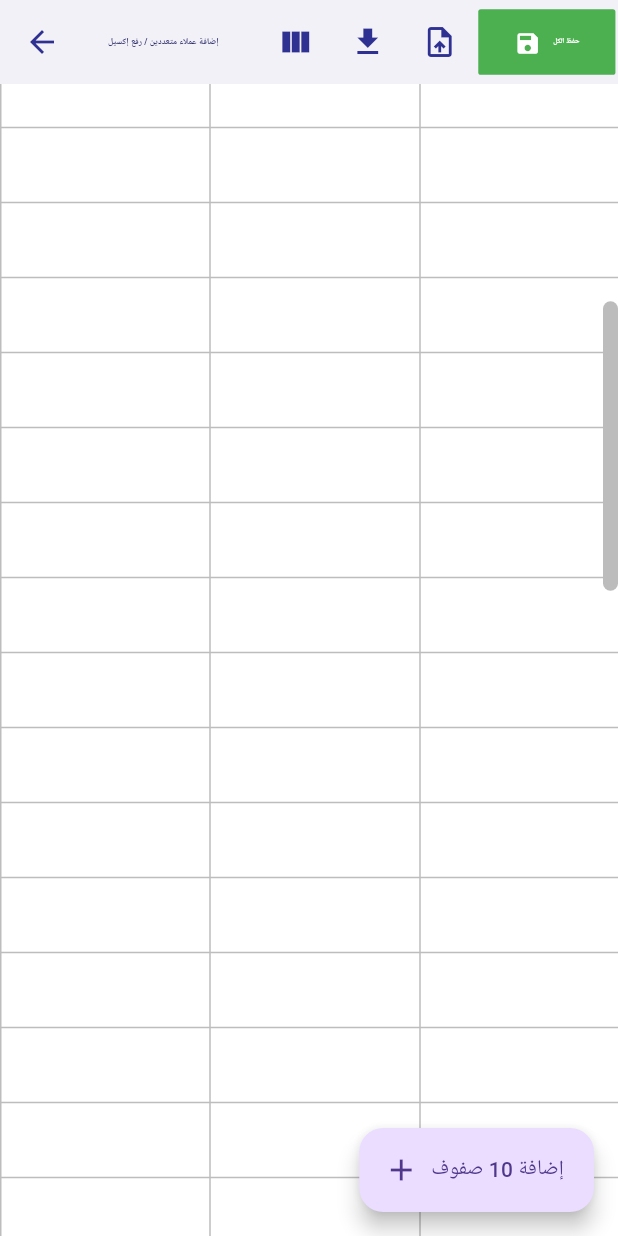
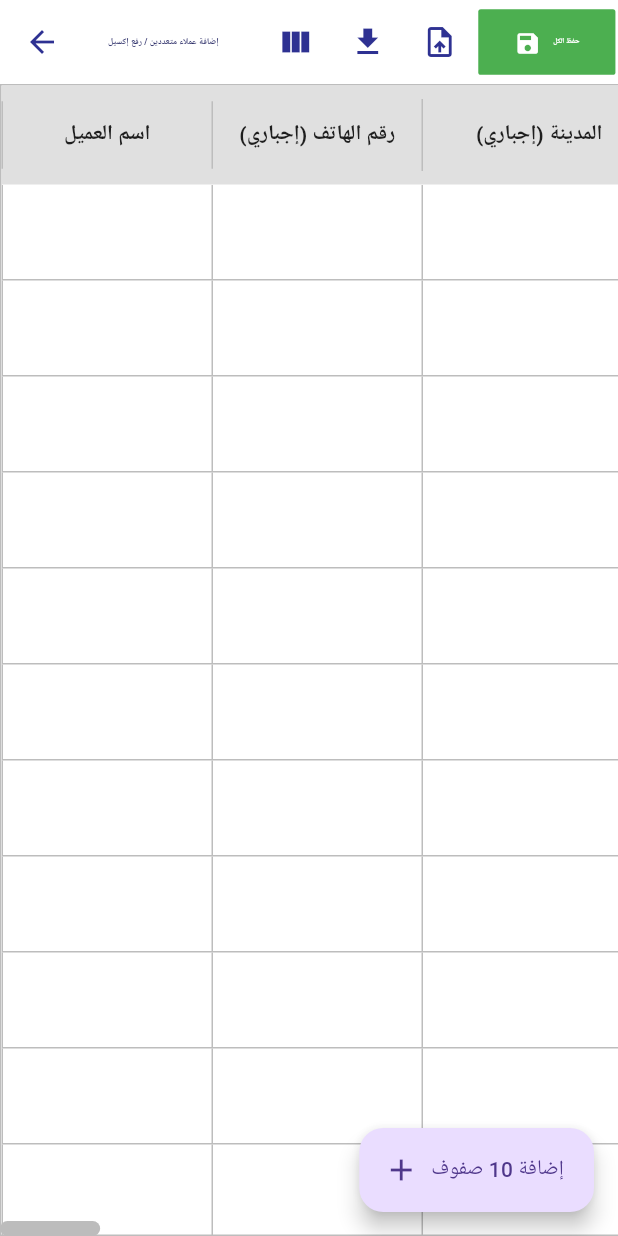
Before and after one commit to Martino-Maher-Saad/retaj_crm, a Flutter app: the _BulkAddLeadsView screen opened directly, scrolled down 576 dp, after a tap on "إضافة 10 صفوف", on a phone screen of 412 x 824 dp. Run offline on Flutter 3.47's test engine with Material 3 defaults, Android fonts, the phone set to English and light mode, and no system bars; our stand-ins replace bloc, cached_network_image, equatable, fl_chart, flutter_animate, flutter_bloc and 9 more; missing offline and left inert: excel, pattern_formatter, universal_html; accounts and stored records are empty; Roboto replaces fonts that are missing (Cairo).

Commit message:
import many leads test2

```diff
--- a/lib/features/leads/cubit/bulk_add_leads_cubit.dart
+++ b/lib/features/leads/cubit/bulk_add_leads_cubit.dart
@@ -17,17 +17,28 @@ class BulkAddLeadsCubit extends Cubit<BulkAddLeadsState> {
     emit(BulkAddLeadsLoaded(List.generate(30, (_) => _createEmptyRow())));
   }
 
-  String _generateId() => DateTime.now().microsecondsSinceEpoch.toString();
+  int _idCounter = 0;
+  String _generateId() => 'row_${_idCounter++}';
 
-  EditableLeadRow _createEmptyRow() {
-    return EditableLeadRow(id: _generateId());
+  EditableLeadRow _createEmptyRow([Map<String, dynamic>? pinned]) {
+    return EditableLeadRow(
+      id: _generateId(),
+      cityId: pinned?['cityId'] as int?,
+      propertyTypeId: pinned?['propertyTypeId'] as String?,
+      listingTypeId: pinned?['listingTypeId'] as String?,
+      platformId: pinned?['platformId'] as String?,
+      channelId: pinned?['channelId'] as String?,
+      statusId: pinned?['statusId'] as String?,
+      assignedTo: pinned?['assignedTo'] as String?,
+    );
   }
 
-  void _emitLoaded(List<EditableLeadRow> rows) {
+  void _emitLoaded(List<EditableLeadRow> rows, [Map<String, dynamic>? pinned]) {
     if (state is BulkAddLeadsLoaded) {
-      emit(BulkAddLeadsLoaded(rows, columnOrder: (state as BulkAddLeadsLoaded).columnOrder));
+      final st = state as BulkAddLeadsLoaded;
+      emit(st.copyWith(rows: rows, pinnedValues: pinned ?? st.pinnedValues));
     } else {
-      emit(BulkAddLeadsLoaded(rows));
+      emit(BulkAddLeadsLoaded(rows, pinnedValues: pinned ?? const {}));
     }
   }
 
@@ -44,9 +55,37 @@ class BulkAddLeadsCubit extends Cubit<BulkAddLeadsState> {
 
   void addEmptyRows() {
     if (state is BulkAddLeadsLoaded) {
-      final currentRows = (state as BulkAddLeadsLoaded).rows;
-      final newRows = List.generate(30, (_) => _createEmptyRow());
-      _emitLoaded([...currentRows, ...newRows]);
+      final currentState = state as BulkAddLeadsLoaded;
+      final newRows = List.generate(30, (_) => _createEmptyRow(currentState.pinnedValues));
+      _emitLoaded([...currentState.rows, ...newRows], currentState.pinnedValues);
+    }
+  }
+
+  void pinColumnValue(String columnKey, dynamic value) {
+    if (state is BulkAddLeadsLoaded) {
+      final currentState = state as BulkAddLeadsLoaded;
+      final newPinned = Map<String, dynamic>.from(currentState.pinnedValues);
+
+      if (value == null || (value is String && value.isEmpty)) {
+        newPinned.remove(columnKey);
+      } else {
+        newPinned[columnKey] = value;
+      }
+
+      final updatedRows = currentState.rows.map((row) {
+        switch (columnKey) {
+          case 'cityId': return row.copyWith(cityId: value as int?);
+          case 'propertyTypeId': return row.copyWith(propertyTypeId: value as String?);
+          case 'listingTypeId': return row.copyWith(listingTypeId: value as String?);
+          case 'platformId': return row.copyWith(platformId: value as String?);
+          case 'channelId': return row.copyWith(channelId: value as String?);
+          case 'statusId': return row.copyWith(statusId: value as String?);
+          case 'assignedTo': return row.copyWith(assignedTo: value as String?);
+        }
+        return row;
+      }).toList();
+
+      emit(currentState.copyWith(rows: updatedRows, pinnedValues: newPinned));
     }
   }
 
--- a/lib/features/leads/cubit/bulk_add_leads_state.dart
+++ b/lib/features/leads/cubit/bulk_add_leads_state.dart
@@ -177,15 +177,32 @@ class BulkAddLeadsLoading extends BulkAddLeadsState {
 class BulkAddLeadsLoaded extends BulkAddLeadsState {
   final List<EditableLeadRow> rows;
   final List<String> columnOrder;
+  final Map<String, dynamic> pinnedValues;
 
-  const BulkAddLeadsLoaded(this.rows, {this.columnOrder = const [
-    'name', 'phone', 'cityId', 'propertyTypeId', 'listingTypeId', 'platformId',
-    'channelId', 'statusId', 'assignedTo', 'propertyCode', 'createdAt',
-    'descLeadNeed', 'budgetFrom', 'budgetTo', 'notes'
-  ]});
+  const BulkAddLeadsLoaded(
+    this.rows, {
+    this.columnOrder = const [
+      'name', 'phone', 'cityId', 'propertyTypeId', 'listingTypeId', 'platformId',
+      'channelId', 'statusId', 'assignedTo', 'propertyCode', 'createdAt',
+      'descLeadNeed', 'budgetFrom', 'budgetTo', 'notes'
+    ],
+    this.pinnedValues = const {},
+  });
+
+  BulkAddLeadsLoaded copyWith({
+    List<EditableLeadRow>? rows,
+    List<String>? columnOrder,
+    Map<String, dynamic>? pinnedValues,
+  }) {
+    return BulkAddLeadsLoaded(
+      rows ?? this.rows,
+      columnOrder: columnOrder ?? this.columnOrder,
+      pinnedValues: pinnedValues ?? this.pinnedValues,
+    );
+  }
 
   @override
-  List<Object?> get props => [rows, columnOrder];
+  List<Object?> get props => [rows, columnOrder, pinnedValues];
 }
 
 class BulkAddLeadsProgress extends BulkAddLeadsState {
--- a/lib/features/leads/screens/bulk_add_leads_screen.dart
+++ b/lib/features/leads/screens/bulk_add_leads_screen.dart
@@ -185,16 +185,114 @@ class _BulkAddLeadsViewState extends State<_BulkAddLeadsView> {
     );
   }
 
+  double _getColumnWidth(String key) {
+    if (key == 'descLeadNeed' || key == 'notes') return 220;
+    if (key == 'propertyTypeId' || key == 'listingTypeId' || key == 'platformId' || key == 'channelId' || key == 'statusId' || key == 'assignedTo' || key == 'cityId') return 180;
+    return 140;
+  }
+
+  Widget _buildHeaderCell(BuildContext context, String key) {
+    final bool isDropdown = ['cityId', 'propertyTypeId', 'listingTypeId', 'platformId', 'channelId', 'statusId', 'assignedTo'].contains(key);
+    final pinnedValues = (context.read<BulkAddLeadsCubit>().state as BulkAddLeadsLoaded).pinnedValues;
+    final isPinned = pinnedValues.containsKey(key);
+
+    return Container(
+      width: _getColumnWidth(key),
+      padding: const EdgeInsets.symmetric(horizontal: 8, vertical: 12),
+      decoration: BoxDecoration(
+        border: Border(left: BorderSide(color: Colors.grey.shade400)),
+      ),
+      alignment: Alignment.center,
+      child: Row(
+        mainAxisAlignment: MainAxisAlignment.center,
+        children: [
+          Expanded(child: Text(_columnLabels[key] ?? '', style: const TextStyle(fontWeight: FontWeight.bold, color: Colors.black87, fontSize: 14), textAlign: TextAlign.center)),
+          if (isDropdown)
+            InkWell(
+              onTap: () => _showPinDialog(context, key),
+              child: Padding(
+                padding: const EdgeInsets.all(4.0),
+                child: Icon(Icons.push_pin, size: 16, color: isPinned ? Colors.blue : Colors.grey),
+              ),
+            ),
+        ],
+      ),
+    );
+  }
+
+  void _showPinDialog(BuildContext context, String key) {
+    final cubit = context.read<BulkAddLeadsCubit>();
+    final dataManager = sl<StaticDataManager>();
+
+    String title = _columnLabels[key] ?? '';
+    dynamic selectedValue = (cubit.state as BulkAddLeadsLoaded).pinnedValues[key];
+
+    List<DropdownMenuEntry<dynamic>> entries = [];
+    if (key == 'cityId') {
+      entries = dataManager.allCities.map((c) => DropdownMenuEntry<dynamic>(value: c.id, label: c.name)).toList();
+    } else if (key == 'assignedTo') {
+      entries = dataManager.employees.map((e) => DropdownMenuEntry<dynamic>(value: e.id, label: '${e.firstName} ${e.lastName}'.trim())).toList();
+    } else {
+      String tableName = '';
+      if (key == 'propertyTypeId') tableName = 'property_type';
+      else if (key == 'listingTypeId') tableName = 'listing_type';
+      else if (key == 'platformId') tableName = 'platform';
+      else if (key == 'channelId') tableName = 'communication_channel';
+      else if (key == 'statusId') tableName = 'lead_status';
+      entries = dataManager.getOptionModels(tableName).map((o) => DropdownMenuEntry<dynamic>(value: o.id, label: o.nameAr)).toList();
+    }
+
+    showDialog(
+      context: context,
+      builder: (ctx) {
+        dynamic tempValue = selectedValue;
+        return AlertDialog(
+          title: Text('تثبيت قيمة لـ ($title)'),
+          content: Column(
+            mainAxisSize: MainAxisSize.min,
+            children: [
+              const Text('القيمة المحددة سيتم تطبيقها على جميع الصفوف فوراً وللصفوف الجديدة.'),
+              const SizedBox(height: 16),
+              DropdownMenu<dynamic>(
+                initialSelection: tempValue,
+                enableFilter: true,
+                requestFocusOnTap: true,
+                width: 250,
+                menuHeight: 200,
+                dropdownMenuEntries: entries,
+                onSelected: (v) => tempValue = v,
+              ),
+            ],
+          ),
+          actions: [
+            TextButton(
+              onPressed: () {
+                cubit.pinColumnValue(key, null);
+                Navigator.pop(ctx);
+              },
+              child: const Text('إلغاء التثبيت', style: TextStyle(color: Colors.red)),
+            ),
+            TextButton(
+              onPressed: () => Navigator.pop(ctx),
+              child: const Text('إغلاق'),
+            ),
+            ElevatedButton(
+              onPressed: () {
+                cubit.pinColumnValue(key, tempValue);
+                Navigator.pop(ctx);
+              },
+              child: const Text('تطبيق وتثبيت'),
+            ),
+          ],
+        );
+      }
+    );
+  }
+
   Widget _buildGrid(BuildContext context, List<EditableLeadRow> rows, List<String> columnOrder) {
+    final double totalWidth = columnOrder.fold(0.0, (sum, key) => sum + _getColumnWidth(key));
+
     return Scrollbar(
-      controller: _verticalScrollController,
-      thumbVisibility: true,
-      thickness: 10,
-      radius: const Radius.circular(8),
-      child: SingleChildScrollView(
-        controller: _verticalScrollController,
-        scrollDirection: Axis.vertical,
-        child: Scrollbar(
       controller: _horizontalScrollController,
       thumbVisibility: true,
       thickness: 10,
@@ -202,33 +300,39 @@ class _BulkAddLeadsViewState extends State<_BulkAddLeadsView> {
       child: SingleChildScrollView(
         controller: _horizontalScrollController,
         scrollDirection: Axis.horizontal,
+        child: SizedBox(
+          width: totalWidth + 2,
           child: Container(
+            decoration: BoxDecoration(
               color: Colors.white,
-              child: DataTable(
-                dataRowMinHeight: 50,
-                dataRowMaxHeight: 50,
-                headingRowHeight: 55,
-                columnSpacing: 0,
-                horizontalMargin: 0,
-                dividerThickness: 0,
-                border: TableBorder.all(color: Colors.grey.shade400, width: 1),
-                headingRowColor: WidgetStateProperty.all(Colors.grey[300]),
-                columns: columnOrder.map((key) => _excelColumn(_columnLabels[key] ?? '')).toList(),
-                rows: rows.map((row) => _buildDataRow(context, row, columnOrder)).toList(),
+              border: Border.all(color: Colors.grey.shade400, width: 1),
+            ),
+            child: Column(
+              crossAxisAlignment: CrossAxisAlignment.start,
+              children: [
+                Container(
+                  color: Colors.grey[300],
+                  child: Row(
+                    children: columnOrder.map((key) => _buildHeaderCell(context, key)).toList(),
+                  ),
+                ),
+                Expanded(
+                  child: Scrollbar(
+                    controller: _verticalScrollController,
+                    thumbVisibility: true,
+                    thickness: 10,
+                    radius: const Radius.circular(8),
+                    child: ListView.builder(
+                      controller: _verticalScrollController,
+                      itemCount: rows.length,
+                      itemBuilder: (ctx, i) => _buildCustomDataRow(ctx, rows[i], columnOrder),
                     ),
                   ),
                 ),
+              ],
             ),
           ),
-    );
-  }
-
-  DataColumn _excelColumn(String label) {
-    return DataColumn(
-      label: Container(
-        padding: const EdgeInsets.symmetric(horizontal: 8),
-        alignment: Alignment.center,
-        child: Text(label, style: const TextStyle(fontWeight: FontWeight.bold, color: Colors.black87, fontSize: 14)),
+        ),
       ),
     );
   }
@@ -255,13 +359,14 @@ class _BulkAddLeadsViewState extends State<_BulkAddLeadsView> {
     return null;
   }
 
-  DataRow _buildDataRow(BuildContext context, EditableLeadRow row, List<String> columnOrder) {
+  Widget _buildCustomDataRow(BuildContext context, EditableLeadRow row, List<String> columnOrder) {
     final dataManager = sl<StaticDataManager>();
     final cubit = context.read<BulkAddLeadsCubit>();
     final bool hasError = !row.isValid && !row.isEmpty;
 
-    Widget buildTextField(String? initial, Function(String) onChanged, {double width = 140, TextInputType type = TextInputType.text}) {
+    Widget buildTextField(String? initial, Function(String) onChanged, {required String cellKey, double width = 140, TextInputType type = TextInputType.text}) {
       return _ExcelTextField(
+        key: ValueKey('${row.id}_$cellKey'),
         initialValue: initial ?? '',
         type: type,
         onChanged: onChanged,
@@ -269,8 +374,9 @@ class _BulkAddLeadsViewState extends State<_BulkAddLeadsView> {
       );
     }
 
-    Widget buildDateField(DateTime? initial, Function(DateTime?) onChanged) {
+    Widget buildDateField(DateTime? initial, Function(DateTime?) onChanged, {required String cellKey}) {
       return _ExcelTextField(
+        key: ValueKey('${row.id}_$cellKey'),
         initialValue: initial != null ? initial.toIso8601String().split('T')[0] : '',
         type: TextInputType.datetime,
         width: 140,
@@ -290,12 +396,14 @@ class _BulkAddLeadsViewState extends State<_BulkAddLeadsView> {
       final isError = value == null && unmappedValue != null;
       return Container(
         width: 180,
+        height: 64,
         color: isError ? Colors.red.withValues(alpha: 0.1) : null,
         child: DropdownMenu<String>(
           initialSelection: value,
           enableFilter: true,
           requestFocusOnTap: true,
           width: 180,
+          menuHeight: 200,
           hintText: isError ? 'غير معروف' : '',
           textStyle: const TextStyle(fontSize: 14, color: Colors.black87),
           inputDecorationTheme: const InputDecorationTheme(
@@ -316,12 +424,14 @@ class _BulkAddLeadsViewState extends State<_BulkAddLeadsView> {
       final isError = value == null && unmappedValue != null;
       return Container(
         width: 180,
+        height: 64,
         color: isError ? Colors.red.withValues(alpha: 0.1) : null,
         child: DropdownMenu<int>(
           initialSelection: value,
           enableFilter: true,
           requestFocusOnTap: true,
           width: 180,
+          menuHeight: 200,
           hintText: isError ? 'غير معروف' : '',
           textStyle: const TextStyle(fontSize: 14, color: Colors.black87),
           inputDecorationTheme: const InputDecorationTheme(
@@ -342,12 +452,14 @@ class _BulkAddLeadsViewState extends State<_BulkAddLeadsView> {
       final isError = value == null && unmappedValue != null;
       return Container(
         width: 180,
+        height: 64,
         color: isError ? Colors.red.withValues(alpha: 0.1) : null,
         child: DropdownMenu<String>(
           initialSelection: value,
           enableFilter: true,
           requestFocusOnTap: true,
           width: 180,
+          menuHeight: 200,
           hintText: isError ? 'غير معروف' : '',
           textStyle: const TextStyle(fontSize: 14, color: Colors.black87),
           inputDecorationTheme: const InputDecorationTheme(
@@ -364,26 +476,42 @@ class _BulkAddLeadsViewState extends State<_BulkAddLeadsView> {
     }
 
     final cellsMap = {
-      'name': DataCell(buildTextField(row.name, (v) => cubit.updateRow(row.copyWith(name: v)))),
-      'phone': DataCell(buildTextField(row.phone, (v) => cubit.updateRow(row.copyWith(phone: v)), type: TextInputType.phone)),
-      'cityId': DataCell(buildCityDropdown(row.cityId, row.unmappedCity, (v) => cubit.updateRow(row.copyWith(cityId: v, unmappedCity: null)))),
-      'propertyTypeId': DataCell(buildOptionDropdown(row.propertyTypeId, 'property_type', row.unmappedPropertyType, (v) => cubit.updateRow(row.copyWith(propertyTypeId: v, unmappedPropertyType: null)))),
-      'listingTypeId': DataCell(buildOptionDropdown(row.listingTypeId, 'listing_type', row.unmappedListingType, (v) => cubit.updateRow(row.copyWith(listingTypeId: v, unmappedListingType: null)))),
-      'platformId': DataCell(buildOptionDropdown(row.platformId, 'platform', row.unmappedPlatform, (v) => cubit.updateRow(row.copyWith(platformId: v, unmappedPlatform: null)))),
-      'channelId': DataCell(buildOptionDropdown(row.channelId, 'communication_channel', row.unmappedChannel, (v) => cubit.updateRow(row.copyWith(channelId: v, unmappedChannel: null)))),
-      'statusId': DataCell(buildOptionDropdown(row.statusId, 'lead_status', row.unmappedStatus, (v) => cubit.updateRow(row.copyWith(statusId: v, unmappedStatus: null)))),
-      'assignedTo': DataCell(buildProfileDropdown(row.assignedTo, row.unmappedAssignedTo, (v) => cubit.updateRow(row.copyWith(assignedTo: v, unmappedAssignedTo: null)))),
-      'propertyCode': DataCell(buildTextField(row.propertyCode, (v) => cubit.updateRow(row.copyWith(propertyCode: v)))),
-      'createdAt': DataCell(buildDateField(row.createdAt, (v) => cubit.updateRow(row.copyWith(createdAt: v)))),
-      'descLeadNeed': DataCell(buildTextField(row.descLeadNeed, (v) => cubit.updateRow(row.copyWith(descLeadNeed: v)), width: 220, type: TextInputType.multiline)),
-      'budgetFrom': DataCell(buildTextField(row.budgetFrom, (v) => cubit.updateRow(row.copyWith(budgetFrom: v)), type: TextInputType.number)),
-      'budgetTo': DataCell(buildTextField(row.budgetTo, (v) => cubit.updateRow(row.copyWith(budgetTo: v)), type: TextInputType.number)),
-      'notes': DataCell(buildTextField(row.notes, (v) => cubit.updateRow(row.copyWith(notes: v)), width: 220, type: TextInputType.multiline)),
+      'name': buildTextField(row.name, (v) => cubit.updateRow(row.copyWith(name: v)), cellKey: 'name'),
+      'phone': buildTextField(row.phone, (v) => cubit.updateRow(row.copyWith(phone: v)), type: TextInputType.phone, cellKey: 'phone'),
+      'cityId': buildCityDropdown(row.cityId, row.unmappedCity, (v) => cubit.updateRow(row.copyWith(cityId: v, unmappedCity: null))),
+      'propertyTypeId': buildOptionDropdown(row.propertyTypeId, 'property_type', row.unmappedPropertyType, (v) => cubit.updateRow(row.copyWith(propertyTypeId: v, unmappedPropertyType: null))),
+      'listingTypeId': buildOptionDropdown(row.listingTypeId, 'listing_type', row.unmappedListingType, (v) => cubit.updateRow(row.copyWith(listingTypeId: v, unmappedListingType: null))),
+      'platformId': buildOptionDropdown(row.platformId, 'platform', row.unmappedPlatform, (v) => cubit.updateRow(row.copyWith(platformId: v, unmappedPlatform: null))),
+      'channelId': buildOptionDropdown(row.channelId, 'communication_channel', row.unmappedChannel, (v) => cubit.updateRow(row.copyWith(channelId: v, unmappedChannel: null))),
+      'statusId': buildOptionDropdown(row.statusId, 'lead_status', row.unmappedStatus, (v) => cubit.updateRow(row.copyWith(statusId: v, unmappedStatus: null))),
+      'assignedTo': buildProfileDropdown(row.assignedTo, row.unmappedAssignedTo, (v) => cubit.updateRow(row.copyWith(assignedTo: v, unmappedAssignedTo: null))),
+      'propertyCode': buildTextField(row.propertyCode, (v) => cubit.updateRow(row.copyWith(propertyCode: v)), cellKey: 'propertyCode'),
+      'createdAt': buildDateField(row.createdAt, (v) => cubit.updateRow(row.copyWith(createdAt: v)), cellKey: 'createdAt'),
+      'descLeadNeed': buildTextField(row.descLeadNeed, (v) => cubit.updateRow(row.copyWith(descLeadNeed: v)), width: 220, type: TextInputType.multiline, cellKey: 'descLeadNeed'),
+      'budgetFrom': buildTextField(row.budgetFrom, (v) => cubit.updateRow(row.copyWith(budgetFrom: v)), type: TextInputType.number, cellKey: 'budgetFrom'),
+      'budgetTo': buildTextField(row.budgetTo, (v) => cubit.updateRow(row.copyWith(budgetTo: v)), type: TextInputType.number, cellKey: 'budgetTo'),
+      'notes': buildTextField(row.notes, (v) => cubit.updateRow(row.copyWith(notes: v)), width: 220, type: TextInputType.multiline, cellKey: 'notes'),
     };
 
-    return DataRow(
-      color: WidgetStateProperty.all(hasError ? Colors.red.withValues(alpha: 0.05) : null),
-      cells: columnOrder.map((key) => cellsMap[key]!).toList(),
+    return Container(
+      height: 64,
+      decoration: BoxDecoration(
+        color: hasError ? Colors.red.withValues(alpha: 0.05) : null,
+        border: Border(bottom: BorderSide(color: Colors.grey.shade400)),
+      ),
+      child: Row(
+        crossAxisAlignment: CrossAxisAlignment.stretch,
+        children: columnOrder.map((key) {
+          return Container(
+            width: _getColumnWidth(key),
+            alignment: Alignment.center,
+            decoration: BoxDecoration(
+              border: Border(left: BorderSide(color: Colors.grey.shade400)),
+            ),
+            child: cellsMap[key]!,
+          );
+        }).toList(),
+      ),
     );
   }
 }
@@ -396,6 +524,7 @@ class _ExcelTextField extends StatefulWidget {
   final String? hintText;
 
   const _ExcelTextField({
+    super.key,
     required this.initialValue,
     required this.type,
     required this.onChanged,
@@ -455,7 +584,8 @@ class _ExcelTextFieldState extends State<_ExcelTextField> {
         scrollController: _scrollController,
         style: const TextStyle(fontSize: 14),
         maxLines: widget.type == TextInputType.multiline ? null : 1,
-        textAlignVertical: TextAlignVertical.center,
+        expands: widget.type == TextInputType.multiline,
+        textAlignVertical: TextAlignVertical.top,
         decoration: InputDecoration(
           border: InputBorder.none,
           enabledBorder: InputBorder.none,
```
Lines whose indentation alone changed are shown as unchanged.
